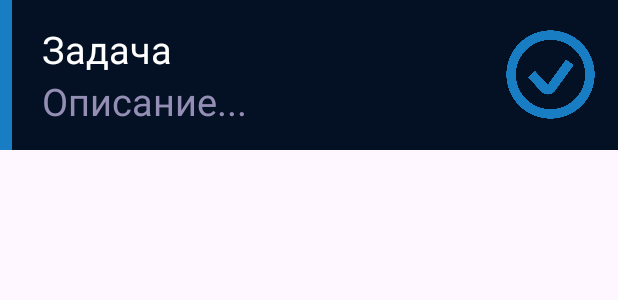
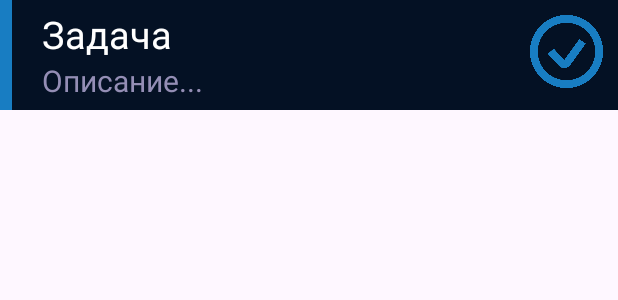
Before and after one commit to ThinDrew/PocketOrganizer, an Android app: the layout daily_note_item.xml on its own in the app's theme, with its tools: preview values and no code run, on a phone screen of 412 x 824 dp. Shown: the top 300 px of the screen. Run offline under Robolectric (Android 15) with nearby library versions, the phone set to English and light mode, and no system bars.

Commit message:
Исправления в отображении заметки

```diff
--- a/app/src/main/java/com/example/pocketorganizer/DailyNote.java
+++ b/app/src/main/java/com/example/pocketorganizer/DailyNote.java
@@ -15,7 +15,7 @@ public class DailyNote {
         return title;
     }
 
-    public String getText() {
+    public String getDescription() {
         return description;
     }
 
@@ -23,7 +23,7 @@ public class DailyNote {
         this.title = title;
     }
 
-    public void setText(String text) {
+    public void setDescription(String text) {
         this.description = text;
     }
 
--- a/app/src/main/res/layout/daily_note_item.xml
+++ b/app/src/main/res/layout/daily_note_item.xml
@@ -13,7 +13,7 @@
     <View
         android:id="@+id/colorLine"
         android:layout_width="8dp"
-        android:layout_height="100dp"
+        android:layout_height="match_parent"
         android:background="@color/lightBlue"/>
 
     <LinearLayout
@@ -37,7 +37,7 @@
             android:layout_marginStart="20dp"
             android:text="Описание..."
             android:textColor="@color/lightPurple"
-            android:textSize="25sp" />
+            android:textSize="20sp" />
 
     </LinearLayout>
     <LinearLayout
@@ -48,13 +48,13 @@
 
         <ImageButton
             android:id="@+id/checkButton"
-            android:layout_width="70dp"
-            android:layout_height="70dp"
-            android:layout_marginTop="10dp"
-            android:layout_marginEnd="10dp"
+            android:layout_width="58dp"
+            android:layout_height="58dp"
+            android:layout_marginTop="5dp"
+            android:layout_marginEnd="5dp"
             android:layout_marginBottom="10dp"
             android:background="@drawable/check_circle_blue"
-            android:contentDescription="Add new note"/>
+            android:contentDescription="Finish the task"/>
 
     </LinearLayout>
 </LinearLayout>
```
